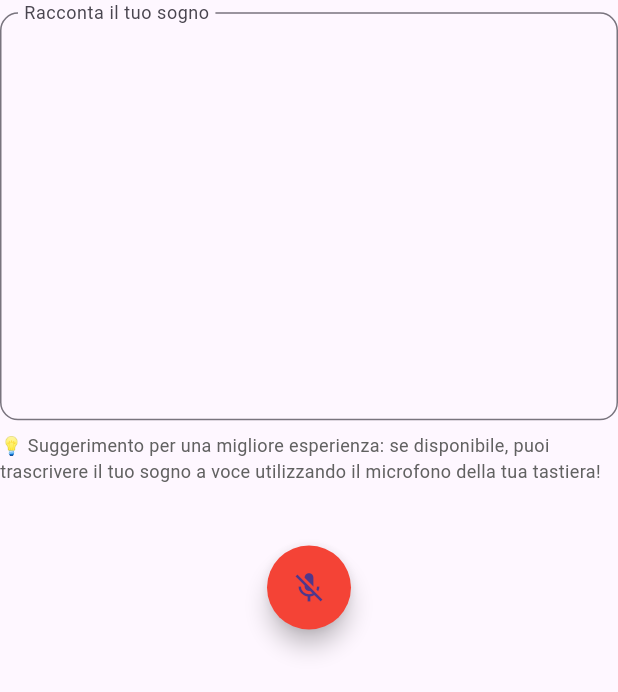
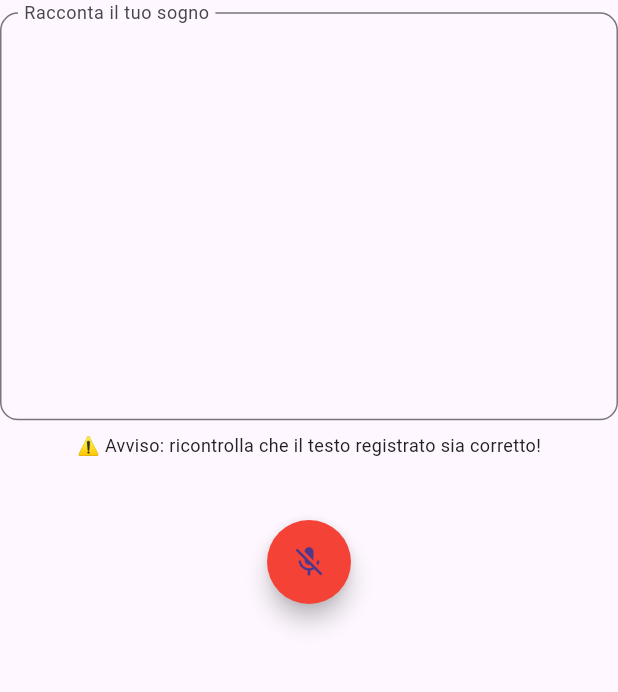
Before and after one commit to DanieleMarchei/sogniario, a Flutter app: the AddDreamWithS2TText widget shown alone on an empty page, opened directly, on a phone screen of 412 x 824 dp. Shown: the top 692 px of the screen. Run offline on Flutter 3.47's test engine with Material 3 defaults, Android fonts, the phone set to English and light mode, and no system bars; drawn by our look-alikes of avatar_glow; our stand-ins replace carousel_slider, connectivity_plus, fluttertoast, font_awesome_flutter, go_router, hive and 3 more; missing offline and left inert: flutter_picker, universal_html; accounts and stored records are empty.

Commit message:
improved s2t

```diff
--- a/frontend/lib/add_dream_with_s2t.dart
+++ b/frontend/lib/add_dream_with_s2t.dart
@@ -150,7 +150,7 @@ class _AddDreamWithS2TTextState extends QuestionWithDirectionState<AddDreamWithS
   Future<void> initSpeechState() async {
     _speechAvailable = await speech.initialize(
         onStatus: statusListener,
-        debugLogging: true,
+        debugLogging: false,
         finalTimeout: Duration(milliseconds: 100)
       );
 
@@ -173,8 +173,9 @@ class _AddDreamWithS2TTextState extends QuestionWithDirectionState<AddDreamWithS
   }
 
   void statusListener(String status) async {
-    if (!mounted) return;
-
+    print((status, stoppedByUser));
+    // print(mounted);
+    // if (!mounted) return;
     if (status == "done" && !stoppedByUser) {
       if (_currentWords.isNotEmpty) {
         setState(() {
@@ -319,9 +320,9 @@ class _AddDreamWithS2TTextState extends QuestionWithDirectionState<AddDreamWithS
               if(isMobile)...{
                 SizedBox(height: screenHeight * 0.01,),
                 Text(
-                  "💡 Suggerimento per una migliore esperienza: se disponibile, puoi trascrivere il tuo sogno a voce utilizzando il microfono della tua tastiera!",
+                  "⚠️ Avviso: ricontrolla che il testo registrato sia corretto!",
                   style: TextStyle(
-                    color: Colors.grey.shade700,
+                    color: Colors.grey.shade900,
                     fontSize: 12
                   ),
                 ),
```
Also changed, not shown: 3 other files.
